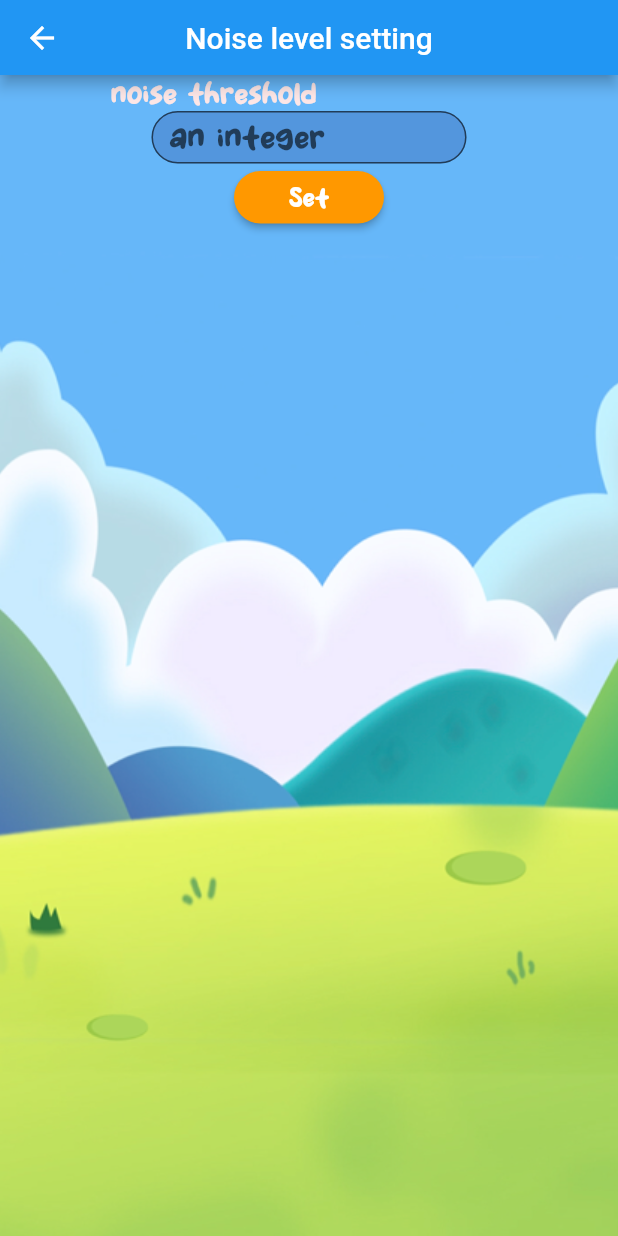
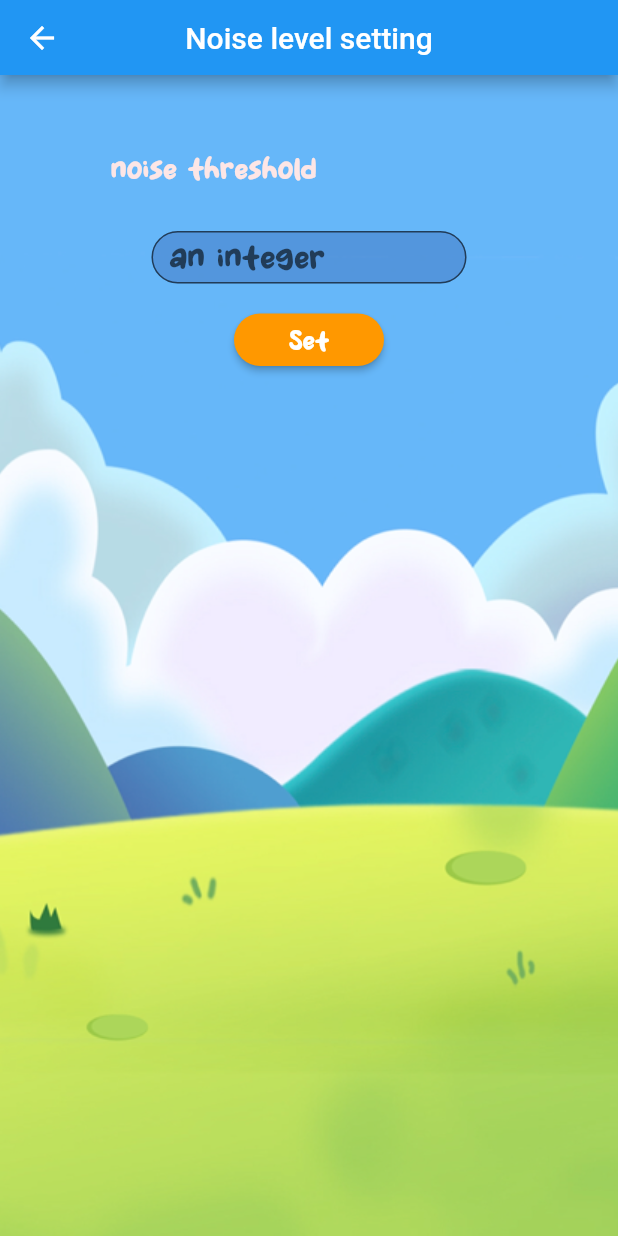
Before and after one commit to YuyangisCoding/calmPet-final, a Flutter app: the Setting screen opened by its route, after a tap on "Noise setting", on a phone screen of 412 x 824 dp. Run offline on Flutter 3.47's test engine with Material 2 defaults, Android fonts, the phone set to English and light mode, and no system bars; our stand-ins replace dio, fluttertoast, font_awesome_flutter, video_player; missing offline and left inert: noise_meter.

Commit message:
update names and adjust position

```diff
--- a/lib/main.dart
+++ b/lib/main.dart
@@ -2,7 +2,7 @@
 
 import 'package:flutter/material.dart';
 import 'package:Calmpet/pages/tabs/ClassData.dart';
-import 'package:Calmpet/pages/tabs/ProjectionMode.dart';
+import 'package:Calmpet/pages/tabs/noiseSetting.dart';
 import 'package:Calmpet/pages/tabs/Setting.dart';
 import 'package:Calmpet/pages/tabs/StartAnimal.dart';
 import 'package:Calmpet/pages/tabs/StartAnimal2.dart';
@@ -35,7 +35,7 @@ class MyApp extends StatelessWidget {
         '/start': (context) => StartAnimal(),
         '/start2': (context) => StartAnimal2(),
         '/classData': (context) => ClassData(),
-        '/projectionMode': (context) => ProjectionMode(),
+        '/projectionMode': (context) => noiseSetting(),
         '/video' : (context) => VideoApp(),
       },
     );
--- a/lib/pages/tabs/ProjectionMode.dart
+++ b/lib/pages/tabs/noiseSetting.dart
@@ -2,14 +2,14 @@ import 'package:flutter/material.dart';
 import 'package:font_awesome_flutter/font_awesome_flutter.dart';
 import 'package:Calmpet/main.dart' as main;
 
-class ProjectionMode extends StatefulWidget {
-  const ProjectionMode({Key? key}) : super(key: key);
+class noiseSetting extends StatefulWidget {
+  const noiseSetting({Key? key}) : super(key: key);
 
   @override
-  _ProjectionModeState createState() => _ProjectionModeState();
+  _noiseSettingState createState() => _noiseSettingState();
 }
 
-class _ProjectionModeState extends State<ProjectionMode> {
+class _noiseSettingState extends State<noiseSetting> {
   @override
   Widget build(BuildContext context) {
     return Scaffold(
@@ -26,6 +26,7 @@ class _ProjectionModeState extends State<ProjectionMode> {
           ),
           child: Column(
             children: [
+              SizedBox(height: 50,),
               Row(
                 mainAxisAlignment: MainAxisAlignment.center,
                 children: [
@@ -37,6 +38,7 @@ class _ProjectionModeState extends State<ProjectionMode> {
                   SizedBox(width: 120.0)
                 ],
               ),
+              SizedBox(height: 30,),
               SizedBox(
                 width: 210.0,
                 height: 35.0,
@@ -54,7 +56,7 @@ class _ProjectionModeState extends State<ProjectionMode> {
                     },
                     style: TextStyle(fontFamily: 'test', fontSize: 20.0)),
               ),
-              SizedBox(height: 5.0),
+              SizedBox(height: 20.0),
               Row(
                 mainAxisAlignment: MainAxisAlignment.center,
                 children: [
```
